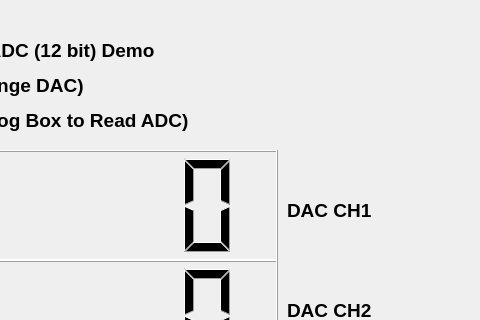
Qt form QT/DA/display.ui (natashaiwscope/emulator_v0) before a commit; both pictures show x 363 to 843 and y 0 to 320 of the 843 by 711 pixel window.
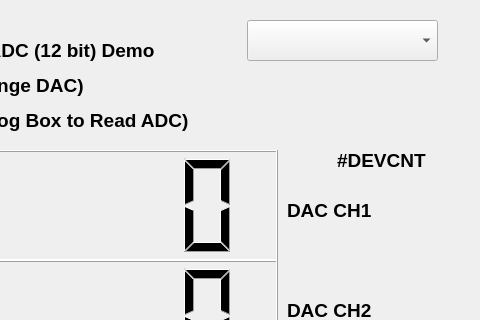
The same form after that commit.

```diff
--- a/QT/DA/display.ui
+++ b/QT/DA/display.ui
@@ -285,6 +285,42 @@
     <string>&lt;html&gt;&lt;head/&gt;&lt;body&gt;&lt;p&gt;&lt;span style=&quot; font-size:14pt; font-weight:600;&quot;&gt;Read ADC CH1 and CH2 (100 ms interval)&lt;/span&gt;&lt;/p&gt;&lt;/body&gt;&lt;/html&gt;</string>
    </property>
   </widget>
+  <widget class="QComboBox" name="oscope_ip">
+   <property name="geometry">
+    <rect>
+     <x>610</x>
+     <y>20</y>
+     <width>191</width>
+     <height>41</height>
+    </rect>
+   </property>
+  </widget>
+  <widget class="QLabel" name="commLED">
+   <property name="geometry">
+    <rect>
+     <x>650</x>
+     <y>80</y>
+     <width>151</width>
+     <height>41</height>
+    </rect>
+   </property>
+   <property name="text">
+    <string>&lt;html&gt;&lt;head/&gt;&lt;body&gt;&lt;p&gt;&lt;br/&gt;&lt;/p&gt;&lt;/body&gt;&lt;/html&gt;</string>
+   </property>
+  </widget>
+  <widget class="QLabel" name="qlbl">
+   <property name="geometry">
+    <rect>
+     <x>700</x>
+     <y>140</y>
+     <width>121</width>
+     <height>41</height>
+    </rect>
+   </property>
+   <property name="text">
+    <string>&lt;html&gt;&lt;head/&gt;&lt;body&gt;&lt;p&gt;&lt;span style=&quot; font-size:14pt; font-weight:600;&quot;&gt;#DEVCNT&lt;/span&gt;&lt;/p&gt;&lt;/body&gt;&lt;/html&gt;</string>
+   </property>
+  </widget>
  </widget>
  <resources/>
  <connections/>
```
